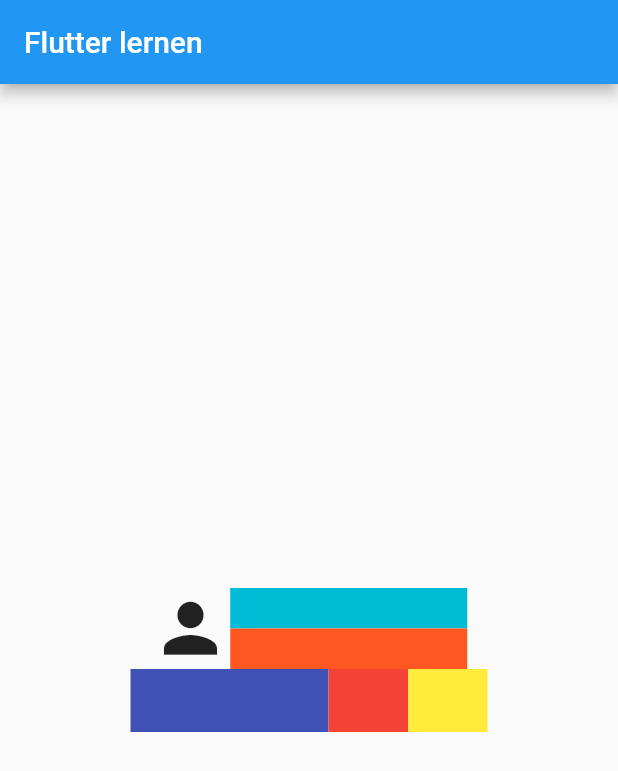
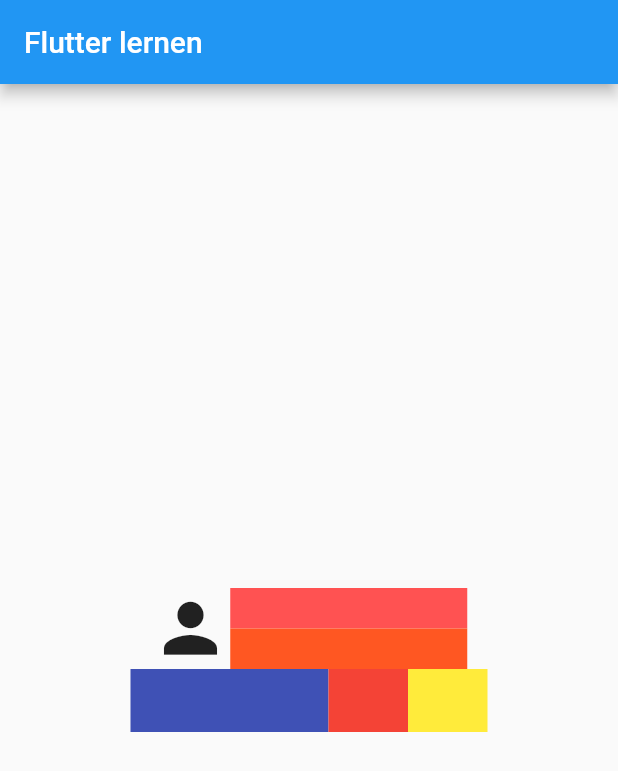
Before and after one commit to mmanflori/blogg_test, a Flutter app: the screen it shows after launch, on a phone screen of 412 x 824 dp. Shown: the top 771 px of the screen. Run offline on Flutter 3.47's test engine with Material 2 defaults, Android fonts, the phone set to English and light mode, and no system bars.

Commit message:
neue version

```diff
--- a/lib/main.dart
+++ b/lib/main.dart
@@ -35,7 +35,7 @@ class flutter_lernen extends StatelessWidget {
                   Container(
                     height: 27.0,
                     width: 158.0,
-                    color: Colors.cyan,
+                    color: Colors.redAccent,
                   ),
                   Container(
                     height: 27.0,
```
